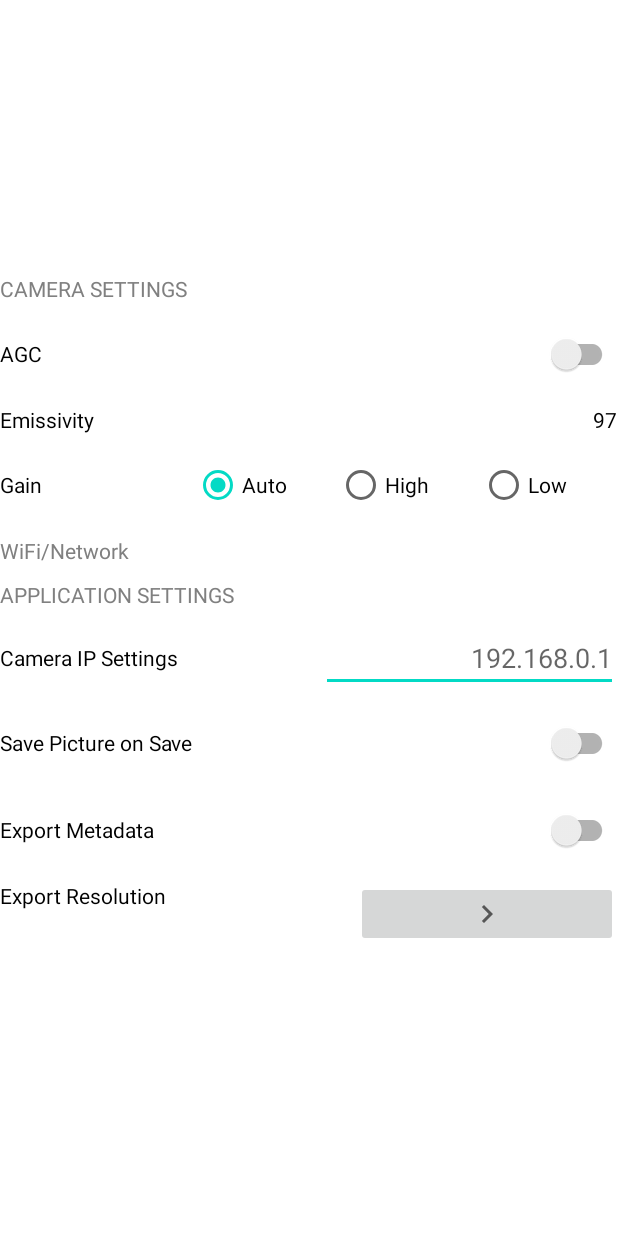
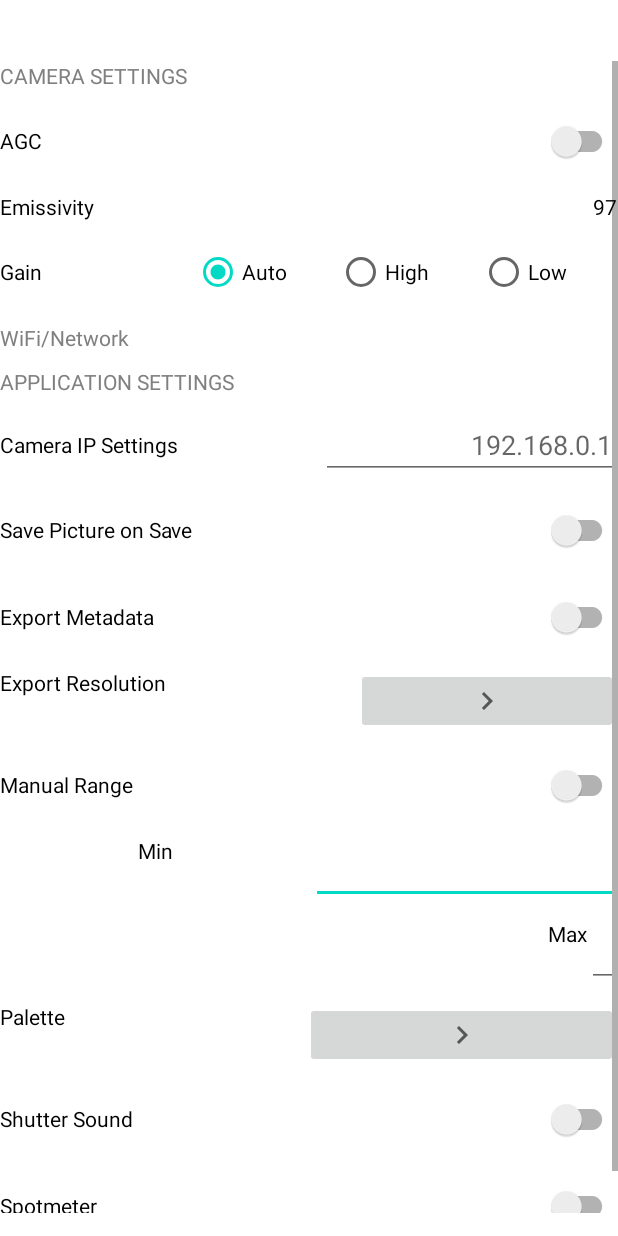
Before and after one commit to yaturner/tcamViewer-Pro, an Android app: the layout fragment_settings.xml on its own in the app's theme, with its tools: preview values and no code run, on a phone screen of 412 x 824 dp. Run offline under Robolectric (Android 15) with nearby library versions, the phone set to English and light mode, and no system bars.

Commit message:
fixed mainActivity.xml
set fragment height to 0dp to keep scrollview above navbar

```diff
--- a/app/src/main/res/layout/activity_main.xml
+++ b/app/src/main/res/layout/activity_main.xml
@@ -8,7 +8,7 @@
 
     <com.google.android.material.bottomnavigation.BottomNavigationView
         android:id="@+id/nav_view"
-        android:layout_width="0dp"
+        android:layout_width="match_parent"
         android:layout_height="wrap_content"
         android:layout_marginStart="0dp"
         android:layout_marginEnd="0dp"
@@ -22,7 +22,7 @@
         android:id="@+id/nav_host_fragment_activity_main"
         android:name="androidx.navigation.fragment.NavHostFragment"
         android:layout_width="match_parent"
-        android:layout_height="match_parent"
+        android:layout_height="0dp"
         app:defaultNavHost="true"
         app:layout_constraintBottom_toTopOf="@id/nav_view"
         app:layout_constraintLeft_toLeftOf="parent"
--- a/app/src/main/res/layout/fragment_settings.xml
+++ b/app/src/main/res/layout/fragment_settings.xml
@@ -3,7 +3,7 @@
     xmlns:app="http://schemas.android.com/apk/res-auto"
     xmlns:tools="http://schemas.android.com/tools"
     android:layout_width="match_parent"
-    android:layout_height="match_parent"
+    android:layout_height="wrap_content"
     tools:context=".ui.settings.SettingsFragment">
 
 
@@ -37,8 +37,9 @@
 
     <ScrollView
         android:layout_width="match_parent"
-        android:layout_height="wrap_content"
-        app:layout_constraintBottom_toBottomOf="@+id/glBottom"
+        android:layout_height="0dp"
+        android:orientation="vertical"
+        android:scrollbarAlwaysDrawVerticalTrack="true"
         app:layout_constraintEnd_toEndOf="@+id/glEnd"
         app:layout_constraintStart_toStartOf="@+id/glStart"
         app:layout_constraintTop_toBottomOf="@+id/glTop">
@@ -46,7 +47,7 @@
         <!--Scrollview Container-->
         <androidx.appcompat.widget.LinearLayoutCompat
             android:layout_width="match_parent"
-            android:layout_height="wrap_content"
+            android:layout_height="0dp"
             android:orientation="vertical"
             app:layout_constraintEnd_toEndOf="@+id/glEnd"
             app:layout_constraintStart_toStartOf="@+id/glStart">
@@ -143,8 +144,7 @@
                     style="@style/SettingsTextEnd"
                     android:hint="192.168.0.1"
                     android:inputType="textUri"
-                    android:textAlignment="textEnd">
-                </EditText>
+                    android:textAlignment="textEnd"></EditText>
             </androidx.appcompat.widget.LinearLayoutCompat>
 
             <!--Export Picture on Save-->
@@ -177,7 +177,74 @@
                     android:src="@drawable/ic_baseline_keyboard_arrow_right_24" />
             </androidx.appcompat.widget.LinearLayoutCompat>
 
-                <!--End of scrollable context-->
+            <!--Manual Range-->
+            <androidx.appcompat.widget.SwitchCompat
+                android:id="@+id/switchManualRange"
+                android:layout_width="match_parent"
+                android:layout_height="0dp"
+                android:layout_marginBottom="10sp"
+                android:layout_weight="1"
+                android:text="@string/manual_range" />
+
+            <androidx.appcompat.widget.LinearLayoutCompat
+                style="@style/SettingsLayout"
+                android:orientation="vertical">
+
+                <!--Min-->
+                <androidx.appcompat.widget.LinearLayoutCompat style="@style/SettingsLayout">
+
+                    <TextView
+                        style="@style/SettingsTextStart"
+                        android:text="Min"
+                        android:textAlignment="center"/>
+
+                    <EditText style="@style/SettingsTextEnd"/>
+                </androidx.appcompat.widget.LinearLayoutCompat>
+
+                <!--Max-->
+                <androidx.appcompat.widget.LinearLayoutCompat style="@style/SettingsTextEnd">
+
+                    <TextView
+                        style="@style/SettingsTextStart"
+                        android:text="Max"
+                        android:textAlignment="center" />
+
+                    <EditText style="@style/SettingsTextEnd"/>
+                </androidx.appcompat.widget.LinearLayoutCompat>
+
+            </androidx.appcompat.widget.LinearLayoutCompat>
+
+            <androidx.appcompat.widget.LinearLayoutCompat style="@style/SettingsLayout">
+
+                <TextView
+                    style="@style/SettingsTextStart"
+                    android:text="Palette" />
+
+                <ImageButton
+                    style="@style/SettingsTextEnd"
+                    android:src="@drawable/ic_baseline_keyboard_arrow_right_24" />
+            </androidx.appcompat.widget.LinearLayoutCompat>
+
+            <!--Shutter Sound-->
+            <androidx.appcompat.widget.SwitchCompat
+                android:id="@+id/switchShutterSound"
+                android:layout_width="match_parent"
+                android:layout_height="0dp"
+                android:layout_marginBottom="10sp"
+                android:layout_weight="1"
+                android:text="@string/shutter_sound" />
+
+            <!--Spotmeter-->
+            <androidx.appcompat.widget.SwitchCompat
+                android:id="@+id/switchSpotMeter"
+                android:layout_width="match_parent"
+                android:layout_height="0dp"
+                android:layout_marginBottom="10sp"
+                android:layout_weight="1"
+                android:text="@string/spotmeter" />
+
+
+            <!--End of scrollable context-->
         </androidx.appcompat.widget.LinearLayoutCompat>
     </ScrollView>
 </androidx.constraintlayout.widget.ConstraintLayout>
--- a/app/src/main/res/values/strings.xml
+++ b/app/src/main/res/values/strings.xml
@@ -20,4 +20,7 @@
     <string name="export_metadata">Export Metadata</string>
     <string name="export_resolution">Export Resolution</string>
     <string name="camera_ip_settings">Camera IP Settings</string>
+    <string name="manual_range">Manual Range</string>
+    <string name="shutter_sound">Shutter Sound</string>
+    <string name="spotmeter">Spotmeter</string>
 </resources>
```
